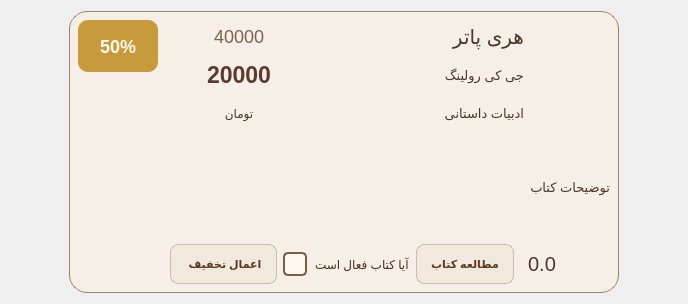
Qt form Client/sharedbookcard.ui (Onyx1907/Lumina-EBook-Platform) before a commit.
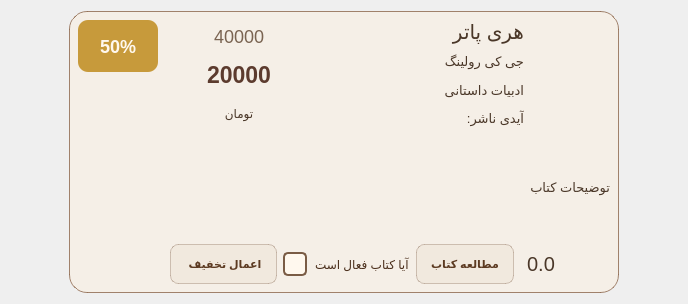
The same form after that commit. Icons and pictures are not drawn.

```diff
--- a/Client/sharedbookcard.ui
+++ b/Client/sharedbookcard.ui
@@ -313,6 +313,39 @@
             </property>
            </widget>
           </item>
+          <item>
+           <widget class="QLabel" name="publisher_label">
+            <property name="minimumSize">
+             <size>
+              <width>150</width>
+              <height>0</height>
+             </size>
+            </property>
+            <property name="maximumSize">
+             <size>
+              <width>215</width>
+              <height>16777215</height>
+             </size>
+            </property>
+            <property name="styleSheet">
+             <string notr="true">qproperty-alignment: 'AlignLeft | AlignVCenter';
+font-size: 13px;
+</string>
+            </property>
+            <property name="text">
+             <string>آیدی ناشر: </string>
+            </property>
+            <property name="textFormat">
+             <enum>Qt::PlainText</enum>
+            </property>
+            <property name="alignment">
+             <set>Qt::AlignLeading|Qt::AlignLeft|Qt::AlignVCenter</set>
+            </property>
+            <property name="wordWrap">
+             <bool>true</bool>
+            </property>
+           </widget>
+          </item>
          </layout>
         </item>
         <item>
@@ -625,12 +658,6 @@
             <height>0</height>
            </size>
           </property>
-          <property name="maximumSize">
-           <size>
-            <width>50</width>
-            <height>16777215</height>
-           </size>
-          </property>
           <property name="styleSheet">
            <string notr="true">
 qproperty-alignment: 'AlignHCenter | AlignVCenter';
@@ -657,8 +684,8 @@
           </property>
           <property name="maximumSize">
            <size>
-            <width>40</width>
-            <height>40</height>
+            <width>200</width>
+            <height>16777215</height>
            </size>
           </property>
           <property name="styleSheet">
@@ -666,6 +693,10 @@
            background-color: transparent;
            border: 2px solid transparent;
            border-radius: 10px;
+    color: #5C3A21;
+    font-family: &quot;Vazirmatn&quot;, &quot;Segoe UI&quot;;
+    font-weight: bold;
+    font-size: 12px;
         }
 
         /* ۲. حالت Hover: هاله طلایی ملایم و لوکس دور کارت */
```
